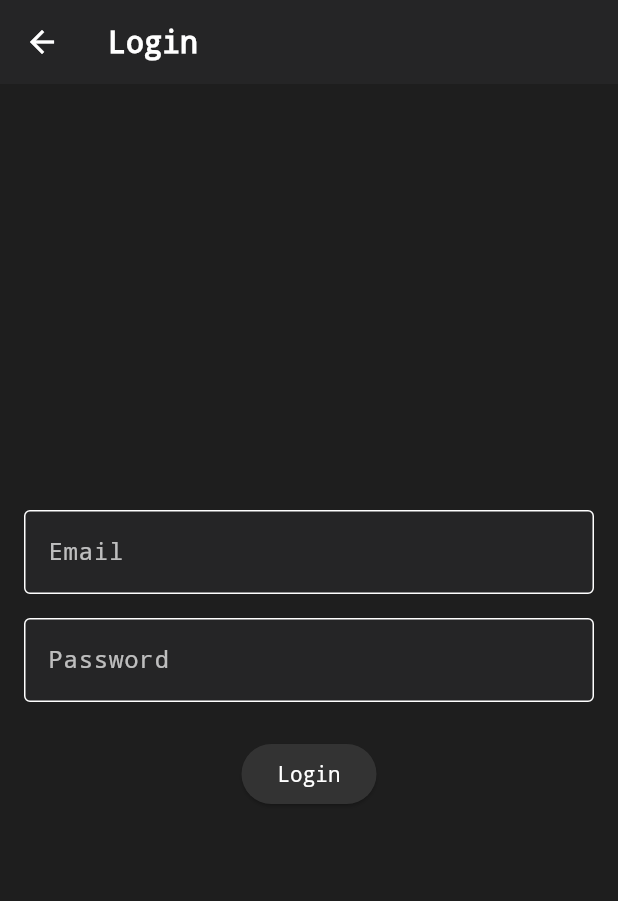
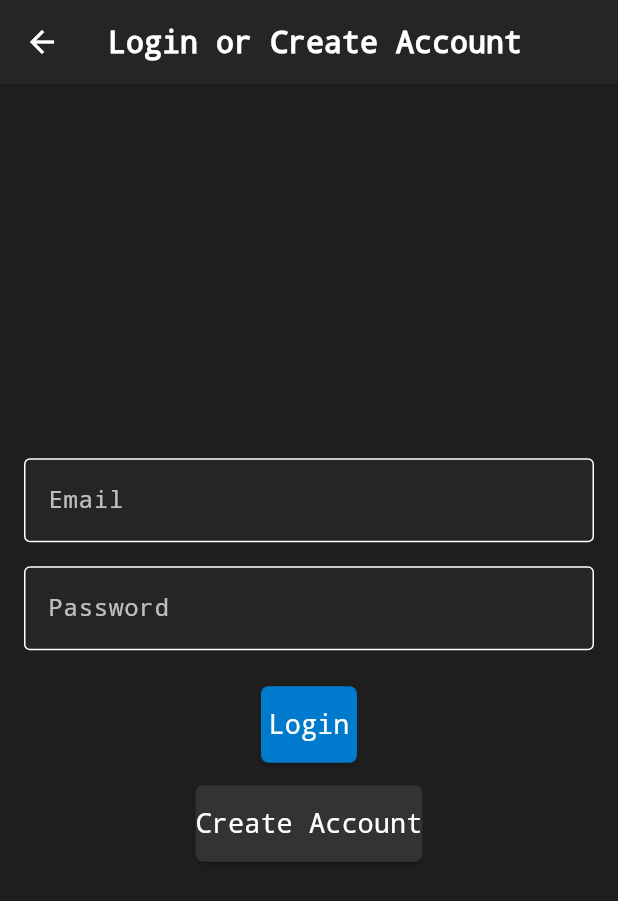
Before and after one commit to redhatgamer/Octocalc, a Flutter app: the CalculatorScreen screen opened directly, after a tap on the "logout" icon, after a tap on "Sign In", on a phone screen of 412 x 824 dp. Shown: the top 901 px of the screen. Run offline on Flutter 3.47's test engine with Material 3 defaults, Android fonts, the phone set to English and light mode, and no system bars; our stand-ins replace hive, hive_flutter, math_expressions; accounts and stored records are empty.

Commit message:
fix login navigation bar issue

```diff
--- a/lib/home_screen.dart
+++ b/lib/home_screen.dart
@@ -218,6 +218,7 @@ class _HomeScreenState extends State<HomeScreen> {
 
 
 
+
 class LoginScreen extends StatelessWidget {
   final TextEditingController emailController = TextEditingController();
   final TextEditingController passwordController = TextEditingController();
@@ -225,29 +226,44 @@ class LoginScreen extends StatelessWidget {
   @override
   Widget build(BuildContext context) {
     return Scaffold(
-      appBar: AppBar(title: const Text('Login')),
+      appBar: AppBar(
+        title: const Text('Login or Create Account'),
+        backgroundColor: const Color(0xFF252526),
+      ),
+      backgroundColor: const Color(0xFF1E1E1E), // Dark theme background
       body: Padding(
         padding: const EdgeInsets.all(16.0),
         child: Column(
           mainAxisAlignment: MainAxisAlignment.center,
           children: [
+            // Email Field
             TextField(
               controller: emailController,
               decoration: const InputDecoration(
                 labelText: 'Email',
                 border: OutlineInputBorder(),
+                filled: true,
+                fillColor: Color(0xFF252526), // Dark field background
+                labelStyle: TextStyle(color: Colors.white70),
               ),
+              style: const TextStyle(color: Colors.white),
             ),
             const SizedBox(height: 16),
+            // Password Field
             TextField(
               controller: passwordController,
               obscureText: true,
               decoration: const InputDecoration(
                 labelText: 'Password',
                 border: OutlineInputBorder(),
+                filled: true,
+                fillColor: Color(0xFF252526),
+                labelStyle: TextStyle(color: Colors.white70),
               ),
+              style: const TextStyle(color: Colors.white),
             ),
             const SizedBox(height: 24),
+            // Login Button
             ElevatedButton(
               onPressed: () async {
                 final box = Hive.box('credentialsBox');
@@ -258,7 +274,7 @@ class LoginScreen extends StatelessWidget {
                     passwordController.text == storedPassword) {
                   // Save login state and username
                   box.put('isLoggedIn', true);
-                  box.put('username', storedEmail); // Store the email as the username or replace with actual username
+                  box.put('username', storedEmail); // Store the email as the username
 
                   // Navigate to the HomeScreen
                   Navigator.pushReplacement(
@@ -271,15 +287,100 @@ class LoginScreen extends StatelessWidget {
                   );
                 }
               },
-              child: const Text('Login'),
+              style: ElevatedButton.styleFrom(
+                backgroundColor: const Color(0xFF007ACC), // Blue login button
+                padding: const EdgeInsets.symmetric(vertical: 15),
+                shape: RoundedRectangleBorder(
+                  borderRadius: BorderRadius.circular(5),
+                ),
+              ),
+              child: const Text(
+                'Login',
+                style: TextStyle(
+                  fontSize: 18,
+                  color: Colors.white,
+                  fontFamily: 'monospace',
+                ),
+              ),
             ),
+            const SizedBox(height: 15),
+            // Create Account Button
+            ElevatedButton(
+              onPressed: () {
+                // Call the create account method from HomeScreen
+                showDialog(
+                  context: context,
+                  builder: (_) => AlertDialog(
+                    title: const Text('Create Account'),
+                    content: Column(
+                      mainAxisSize: MainAxisSize.min,
+                      children: [
+                        TextField(
+                          controller: emailController,
+                          decoration: const InputDecoration(
+                            labelText: 'Email',
+                            border: OutlineInputBorder(),
+                          ),
+                        ),
+                        const SizedBox(height: 16),
+                        TextField(
+                          controller: passwordController,
+                          obscureText: true,
+                          decoration: const InputDecoration(
+                            labelText: 'Password',
+                            border: OutlineInputBorder(),
+                          ),
+                        ),
+                      ],
+                    ),
+                    actions: [
+                      TextButton(
+                        onPressed: () {
+                          Navigator.of(context).pop(); // Close the dialog
+                        },
+                        child: const Text('Cancel'),
+                      ),
+                      ElevatedButton(
+                        onPressed: () async {
+                          final box = Hive.box('credentialsBox');
+                          box.put('email', emailController.text);
+                          box.put('password', passwordController.text);
 
+                          ScaffoldMessenger.of(context).showSnackBar(
+                            const SnackBar(content: Text('Account Created Successfully')),
+                          );
+
+                          Navigator.of(context).pop(); // Close the dialog
+                        },
+                        child: const Text('Create'),
+                      ),
+                    ],
+                  ),
+                );
+              },
+              style: ElevatedButton.styleFrom(
+                backgroundColor: const Color(0xFF333333), // Grey button
+                padding: const EdgeInsets.symmetric(vertical: 15),
+                shape: RoundedRectangleBorder(
+                  borderRadius: BorderRadius.circular(5),
+                ),
+              ),
+              child: const Text(
+                'Create Account',
+                style: TextStyle(
+                  fontSize: 18,
+                  color: Colors.white,
+                  fontFamily: 'monospace',
+                ),
+              ),
+            ),
           ],
         ),
       ),
     );
   }
 }
+
 
 class CreateAccountScreen extends StatelessWidget {
   final TextEditingController emailController = TextEditingController();
--- a/lib/main.dart
+++ b/lib/main.dart
@@ -14,7 +14,7 @@ class AdvancedCalculatorApp extends StatelessWidget {
   @override
   Widget build(BuildContext context) {
     final box = Hive.box('credentialsBox');
-    final isLoggedIn = box.get('isLoggedIn', defaultValue: false); // Correctly get boolean
+    final bool isLoggedIn = box.get('isLoggedIn', defaultValue: false); // Correctly get boolean
 
     return MaterialApp(
       title: 'Advanced Calculator',
@@ -98,7 +98,7 @@ class AdvancedCalculatorApp extends StatelessWidget {
       ),
 
       // Navigate to HomeScreen if not logged in, MainScreen if logged in
-      home: isLoggedIn ? MainScreen() : HomeScreen(),
+      home: isLoggedIn ? HomeScreen() : LoginScreen(),
     );
 
   }
```
